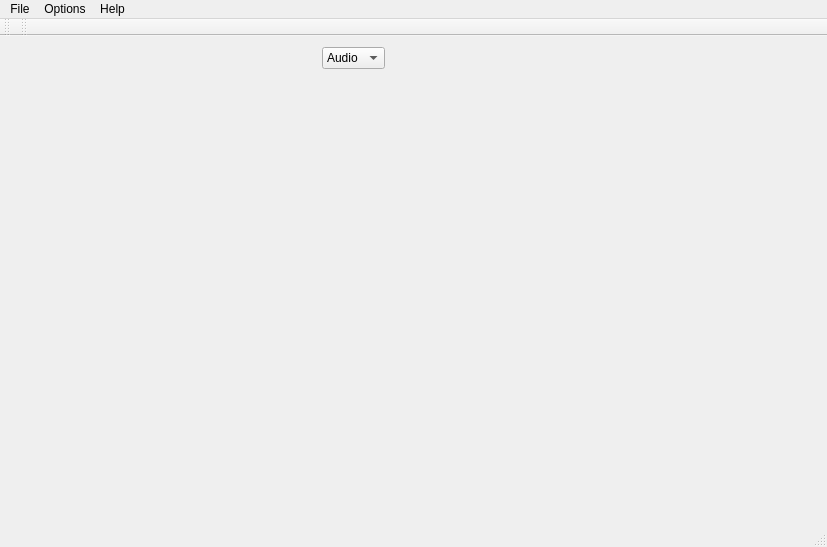
Before: the Qt Designer form src/control/beaglemain.ui in hutchgrant/beagleplayer, drawn with Qt 5.
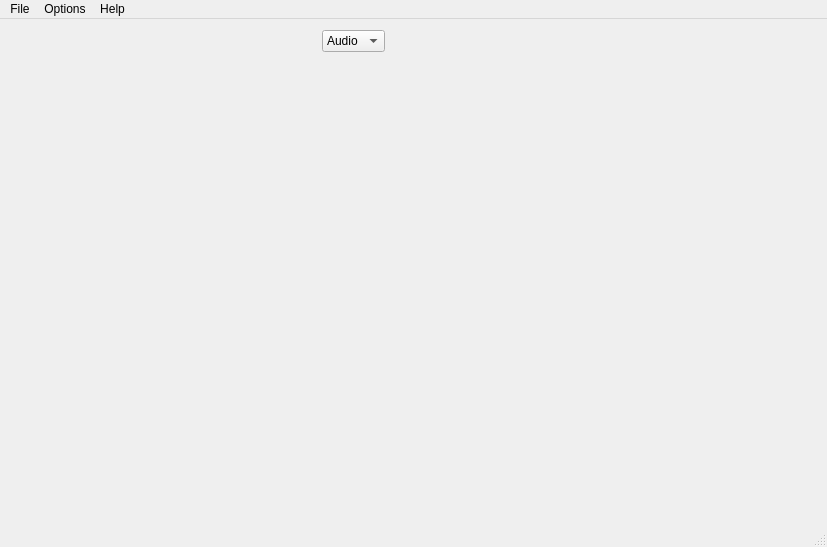
After: the same form once the commit is applied. Icons and pictures are not drawn.

Patch:
```diff
--- a/src/control/beaglemain.ui
+++ b/src/control/beaglemain.ui
@@ -153,25 +153,10 @@
    <addaction name="menuOptions"/>
    <addaction name="menuHelp"/>
   </widget>
-  <widget class="QToolBar" name="mainToolBar">
-   <attribute name="toolBarArea">
-    <enum>TopToolBarArea</enum>
-   </attribute>
-   <attribute name="toolBarBreak">
+  <widget class="QStatusBar" name="statusBar">
+   <property name="enabled">
     <bool>false</bool>
-   </attribute>
-  </widget>
-  <widget class="QStatusBar" name="statusBar"/>
-  <widget class="QToolBar" name="toolBar">
-   <property name="windowTitle">
-    <string>toolBar</string>
    </property>
-   <attribute name="toolBarArea">
-    <enum>TopToolBarArea</enum>
-   </attribute>
-   <attribute name="toolBarBreak">
-    <bool>false</bool>
-   </attribute>
   </widget>
   <action name="actionImport">
    <property name="text">
```
